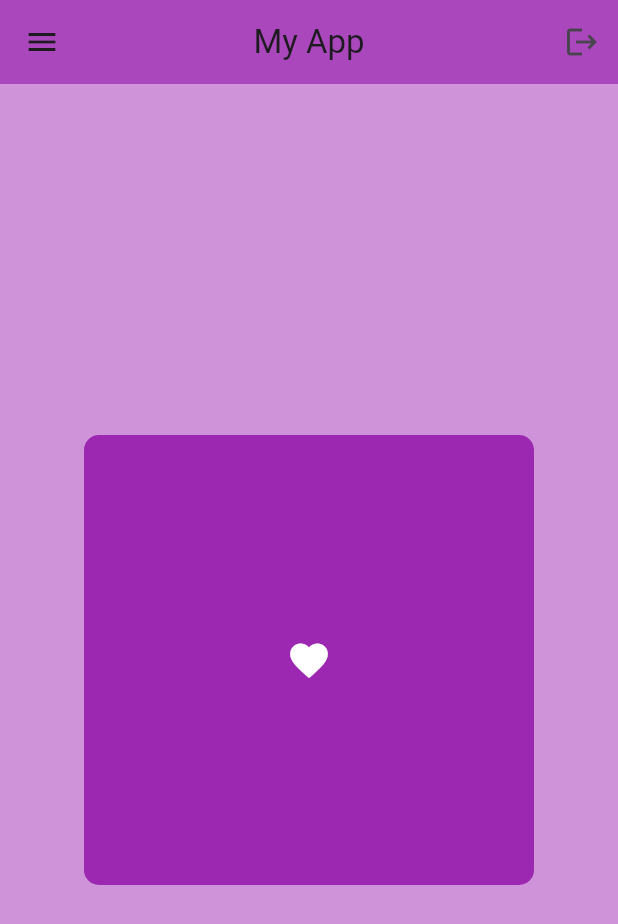
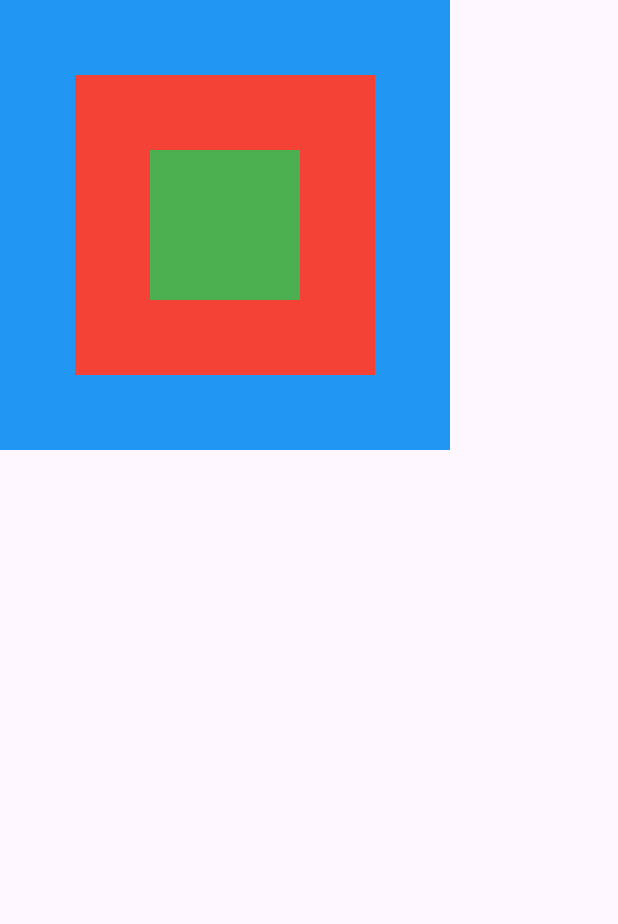
Before and after one commit to yagubhajili/MyFlutterProjects, a Flutter app: the screen it shows after launch, on a phone screen of 412 x 824 dp. Shown: the top 924 px of the screen. Run offline on Flutter 3.47's test engine with Material 3 defaults, Android fonts, the phone set to English and light mode, and no system bars.

Commit message:
grid, list view, stack

```diff
--- a/todo_app/lib/main.dart
+++ b/todo_app/lib/main.dart
@@ -1,35 +1,104 @@
 import 'package:flutter/material.dart';
 
 void main() {
-  runApp(const MyApp());
+  runApp(MyApp());
 }
 
 class MyApp extends StatelessWidget {
-  const MyApp({super.key});
+  MyApp({super.key});
 
+  // // This widget is the root of your application.
+  // @override
+  // Widget build(BuildContext context) {
+  //   return MaterialApp(
+  //     home: Scaffold(
+  //       backgroundColor: Colors.purple[200],
+  //       appBar: AppBar(
+  //         title: Text('My App'),
+  //         centerTitle: true,
+  //         backgroundColor: Colors.purple[400],
+  //         leading: Icon(Icons.menu),
+  //         actions: [IconButton(onPressed: () {}, icon: Icon(Icons.logout))],
+  //       ),
+  //       body: Center(
+  //         child: Container(
+  //           height: 300,
+  //           width: 300,
+  //           decoration: BoxDecoration(
+  //             color: Colors.purple,
+  //             borderRadius: BorderRadius.circular(10),
+  //           ),
+  //           child: Icon(Icons.favorite, color: Colors.white, size: 30),
+  //         ),
+  //       ),
+  //     ),
+  //   );
+  // }
   // This widget is the root of your application.
+
+  // @override
+  // Widget build(BuildContext context) {
+  //   return MaterialApp(
+  //     debugShowCheckedModeBanner: false,
+  //     home: Scaffold(
+  //       body: ListView(
+  //         children: [
+  //           Container(height: 550, color: Colors.blue),
+  //           Container(height: 350, color: Colors.red),
+  //           Container(height: 350, color: Colors.green),
+  //         ],
+  //       ),
+  //     ),
+  //   );
+  // }
+  List names = ['yaqub', 'elcan', 'iman', 'malik', 'oqtay'];
+
+  // @override
+  // Widget build(BuildContext context) {
+  //   return MaterialApp(
+  //     debugShowCheckedModeBanner: false,
+  //     home: Scaffold(
+  //       body: ListView.builder(
+  //         itemCount: names.length,
+  //         itemBuilder: (context, index) => ListTile(title: Text(names[index])),
+  //       ),
+  //     ),
+  //   );
+  // }
+
+  // @override
+  // Widget build(BuildContext context) {
+  //   return MaterialApp(
+  //     debugShowCheckedModeBanner: false,
+  //     home: Scaffold(
+  //       body: GridView.builder(
+  //         itemCount: 64,
+  //         gridDelegate: SliverGridDelegateWithFixedCrossAxisCount(
+  //           crossAxisCount: 8,
+  //         ),
+  //         itemBuilder:
+  //             (context, index) =>
+  //                 Container(color: Colors.red, margin: EdgeInsets.all(3)),
+  //       ),
+  //     ),
+  //   );
+  // }
+
   @override
   Widget build(BuildContext context) {
     return MaterialApp(
+      debugShowCheckedModeBanner: false,
       home: Scaffold(
-        backgroundColor: Colors.purple[200],
-        appBar: AppBar(
-          title: Text('My App'),
-          centerTitle: true,
-          backgroundColor: Colors.purple[400],
-          leading: Icon(Icons.menu),
-          actions: [IconButton(onPressed: () {}, icon: Icon(Icons.logout))],
-        ),
-        body: Center(
-          child: Container(
-            height: 300,
-            width: 300,
-            decoration: BoxDecoration(
-              color: Colors.purple,
-              borderRadius: BorderRadius.circular(10),
-            ),
-            child: Icon(Icons.favorite, color: Colors.white, size: 30),
-          ),
+        body: Stack(
+          alignment: Alignment.center,
+          children: [
+            // big container
+            Container(height: 300, width: 300, color: Colors.blue),
+            // mid container
+            Container(height: 200, width: 200, color: Colors.red),
+            // small container
+            Container(height: 100, width: 100, color: Colors.green),
+          ],
         ),
       ),
     );
```
